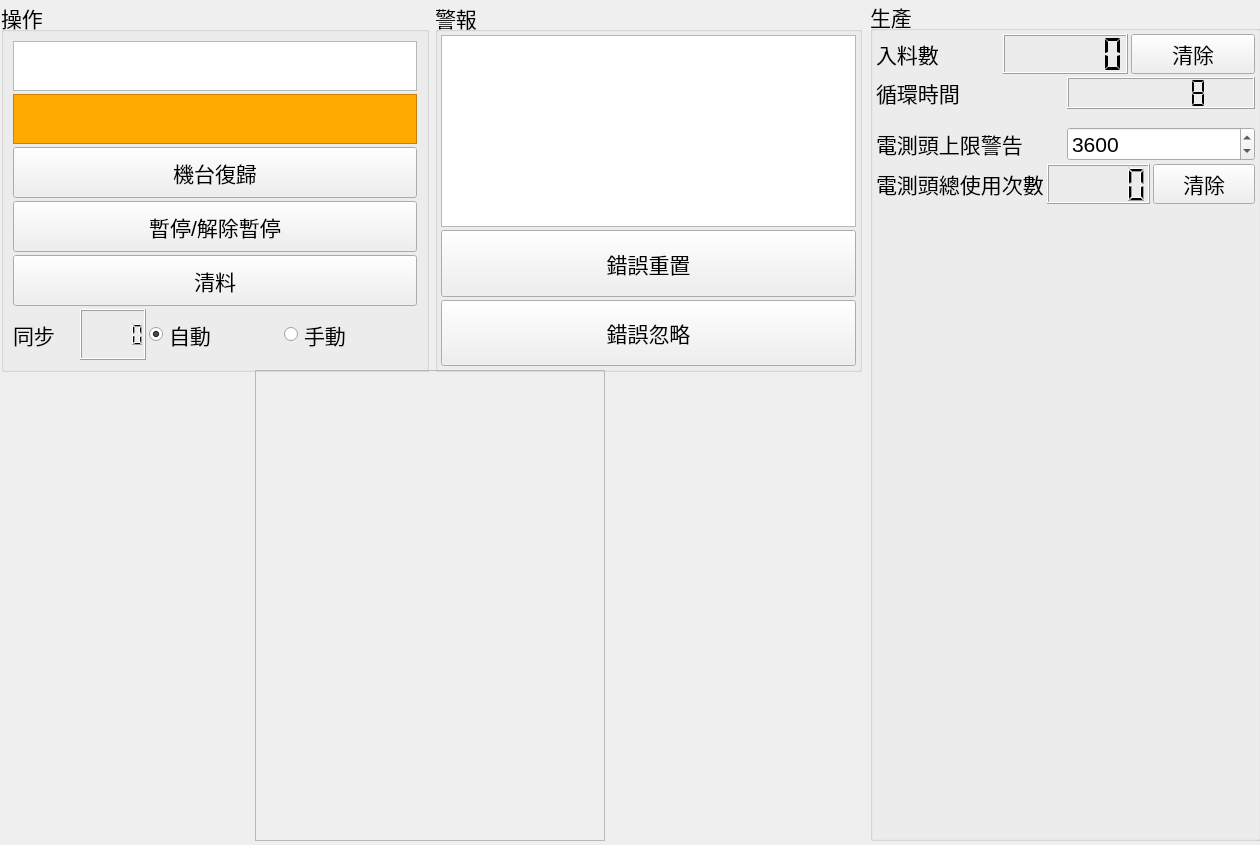
First picture: the form in bank-view/frontcontrolpanel.ui, repository smandyscom/front-base-widget, before the edit.
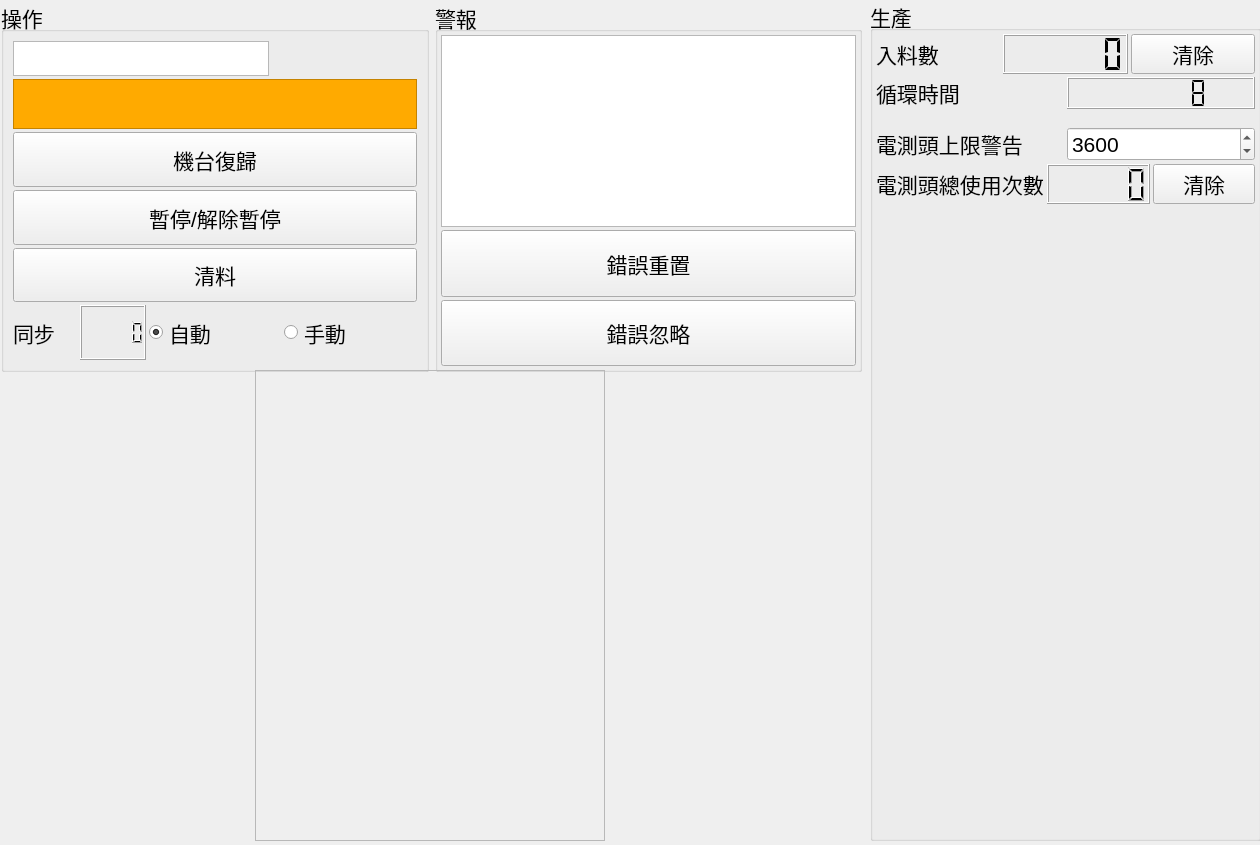
Second picture: the form after the edit.

The edit to the form file:
```diff
--- a/bank-view/frontcontrolpanel.ui
+++ b/bank-view/frontcontrolpanel.ui
@@ -264,6 +264,11 @@
           <enum>QLayout::SetDefaultConstraint</enum>
          </property>
          <item>
+          <layout class="QHBoxLayout" name="horizontalLayout_4">
+           <property name="spacing">
+            <number>0</number>
+           </property>
+           <item>
           <widget class="QTextBrowser" name="textBrowserNetwork">
            <property name="sizePolicy">
             <sizepolicy hsizetype="Preferred" vsizetype="Preferred">
@@ -274,10 +279,25 @@
            <property name="maximumSize">
             <size>
              <width>16777215</width>
-             <height>50</height>
+               <height>35</height>
             </size>
            </property>
           </widget>
+           </item>
+           <item>
+            <widget class="QLabel" name="labelNetword">
+             <property name="maximumSize">
+              <size>
+               <width>16777215</width>
+               <height>35</height>
+              </size>
+             </property>
+             <property name="text">
+              <string/>
+             </property>
+            </widget>
+           </item>
+          </layout>
          </item>
          <item>
           <widget class="QTextBrowser" name="textBrowserInitializing">
```
Lines whose indentation alone changed are shown as unchanged.
